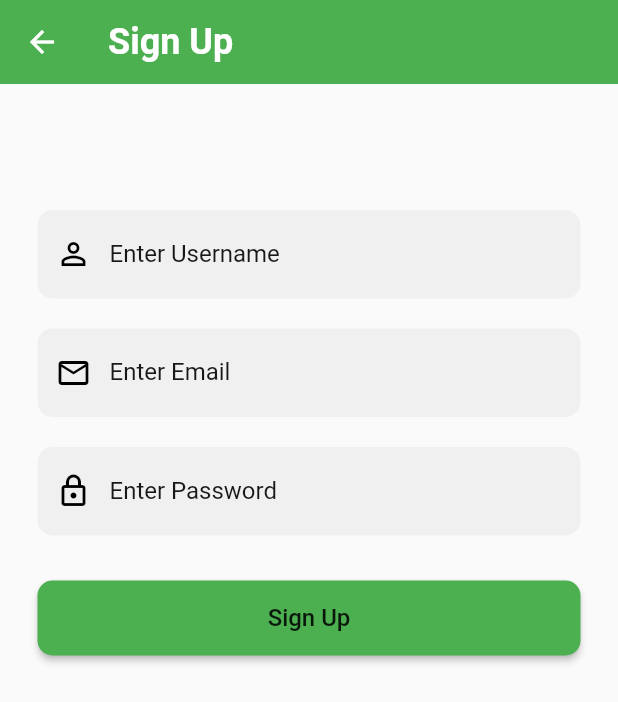
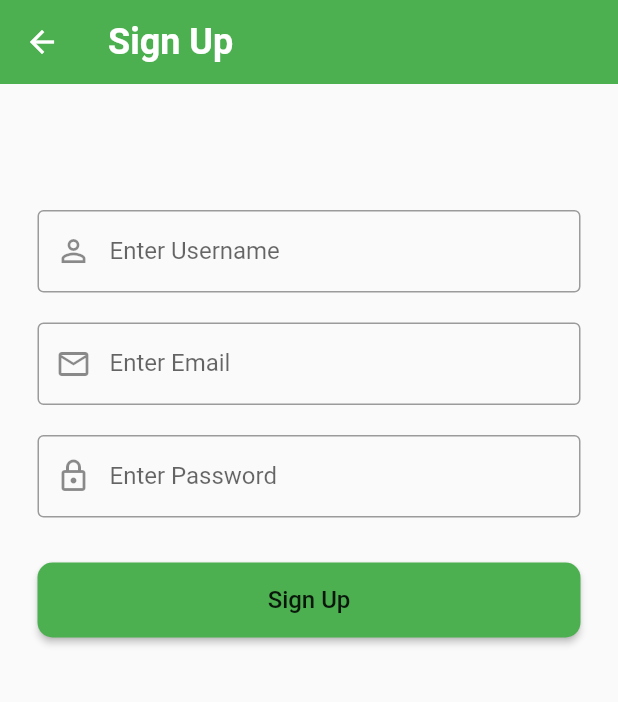
Before and after one commit to SimiAdeyemi/FitHub, a Flutter app: the SignUpPage screen opened directly, on a phone screen of 412 x 824 dp. Shown: the top 702 px of the screen. Run offline on Flutter 3.47's test engine with Material 2 defaults, Android fonts, the phone set to English and light mode, and no system bars; our stand-ins replace firebase_auth, firebase_core; accounts and stored records are empty.

Commit message:
Some sylistic changes, fixed bottom part of the oulineinputborder of textfields being cut off.

```diff
--- a/lib/LogInScreens/ResetPassword.dart
+++ b/lib/LogInScreens/ResetPassword.dart
@@ -31,7 +31,7 @@ class _ResetPasswordState extends State<ResetPassword> {
         height: MediaQuery.of(context).size.height,
         child: SingleChildScrollView(
           child: Padding(
-            padding: EdgeInsets.fromLTRB(20, 120, 20, 0),
+            padding: EdgeInsets.fromLTRB(25, 120, 25, 0),
             child: Form(
               key: _formKey,
               child: Column(
@@ -44,14 +44,13 @@ class _ResetPasswordState extends State<ResetPassword> {
                     decoration: InputDecoration(
                       labelText: "Enter Email",
                       prefixIcon: Icon(Icons.email_outlined),
-                      border: OutlineInputBorder(
-                        borderRadius: BorderRadius.circular(10.0),
-                      ),
+                      border: OutlineInputBorder(),
+                      contentPadding: EdgeInsets.symmetric(vertical: 19.0, horizontal: 16.0),
                     ),
                     validator: (value) {
                       if (value == null || value.isEmpty) {
                         return 'Please enter your email.';
-                      } else if (!RegExp(r'^[\w-]+@([\w-]+\.)+[\w-]{2,4}$').hasMatch(value)) {
+                      } else if (!RegExp(r'^[\w-d]+@([\w-]+\.)+[\w-]{2,4}$').hasMatch(value)) {
                         return 'Please enter a valid email address.';
                       }
                       return null;
--- a/lib/LogInScreens/SignUpPage.dart
+++ b/lib/LogInScreens/SignUpPage.dart
@@ -36,9 +36,7 @@ class _SignUpPageState extends State<SignUpPage> {
                 padding: EdgeInsets.fromLTRB(25, 120, 25, 0),
                 child: Column(
                   children: <Widget>[
-                    const SizedBox(
-                      height: 20,
-                    ),
+                    const SizedBox(height: 20),
                     reusableTextField("Enter Username", Icons.person_outline, false,
                         _userNameTextController),
                     const SizedBox(height: 20),
--- a/lib/ReusableWidgets.dart
+++ b/lib/ReusableWidgets.dart
@@ -1,36 +1,20 @@
 import 'package:flutter/material.dart';
 
   //Reusable widget that allows us the create multiple text fields more efficiently.
-  TextField reusableTextField(String text, IconData icon, bool isPasswordType, TextEditingController controller) {
-    return TextField(
-        controller: controller, //able to access the text input
-        obscureText: isPasswordType, //hides password as its inputted
-        enableSuggestions: !isPasswordType,
-        autocorrect: !isPasswordType,
-        cursorColor: Colors.black,
-        style: TextStyle(color: Colors.black.withOpacity(0.9)),
-        decoration: InputDecoration(
-            prefixIcon: Icon(
-                icon,
-                color: Colors.black
-            ),
-          labelText: text,
-          labelStyle: TextStyle(color: Colors.black.withOpacity(0.9)),
-          filled: true,
-          floatingLabelBehavior: FloatingLabelBehavior.never,
-          //fillColor: Colors.black.withOpacity(0.9),
-          border: OutlineInputBorder(
-              borderRadius: BorderRadius.circular(10.0),
-              borderSide: const BorderSide(width: 0, style: BorderStyle.none))
-        ),
-        keyboardType: isPasswordType
-            ? TextInputType.visiblePassword
-            : TextInputType.emailAddress,
-    );
+TextFormField reusableTextField(String text, IconData icon, bool isPasswordType, TextEditingController controller) {
+  return TextFormField(
+    controller: controller,
+    obscureText: isPasswordType,
+    decoration: InputDecoration(
+      labelText: text,
+      prefixIcon: Icon(icon),
+      border: OutlineInputBorder(),
+      contentPadding: EdgeInsets.symmetric(vertical: 18.0, horizontal: 16.0),
+    ),
+  );
+}
 
-  }
-
-  //Reusable widget that allows us the create multiple buttons more efficiently.
+//Reusable widget that allows us the create multiple buttons more efficiently.
   Container firebaseButton(
       BuildContext context, String title, Function onTap) {
     return Container(
```
